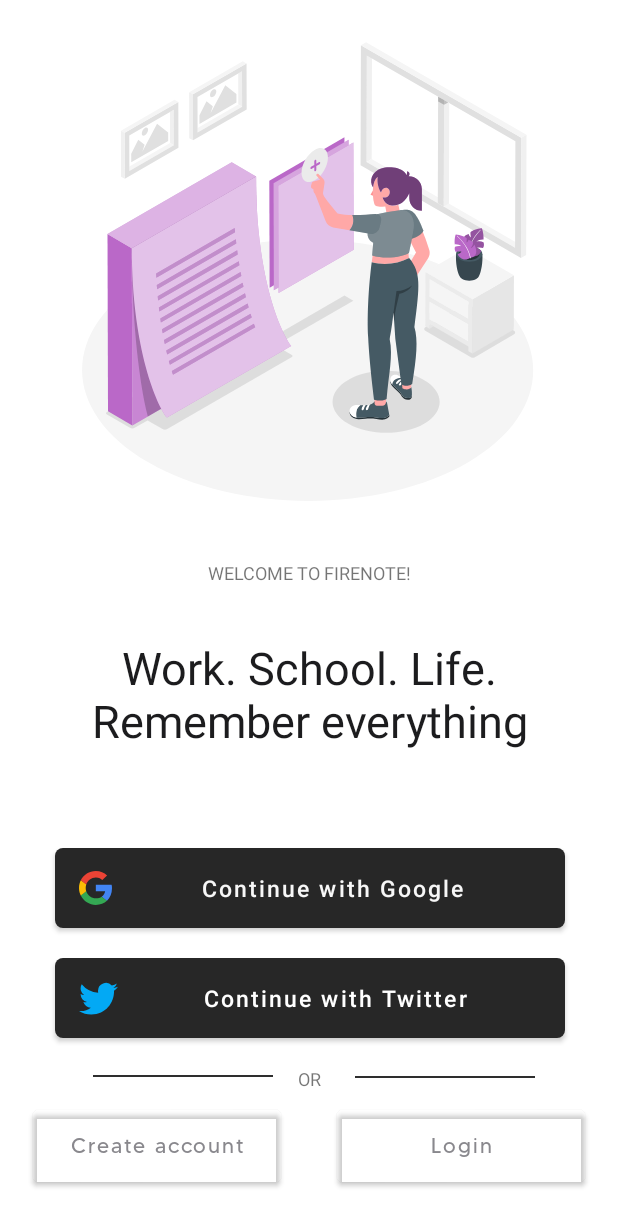
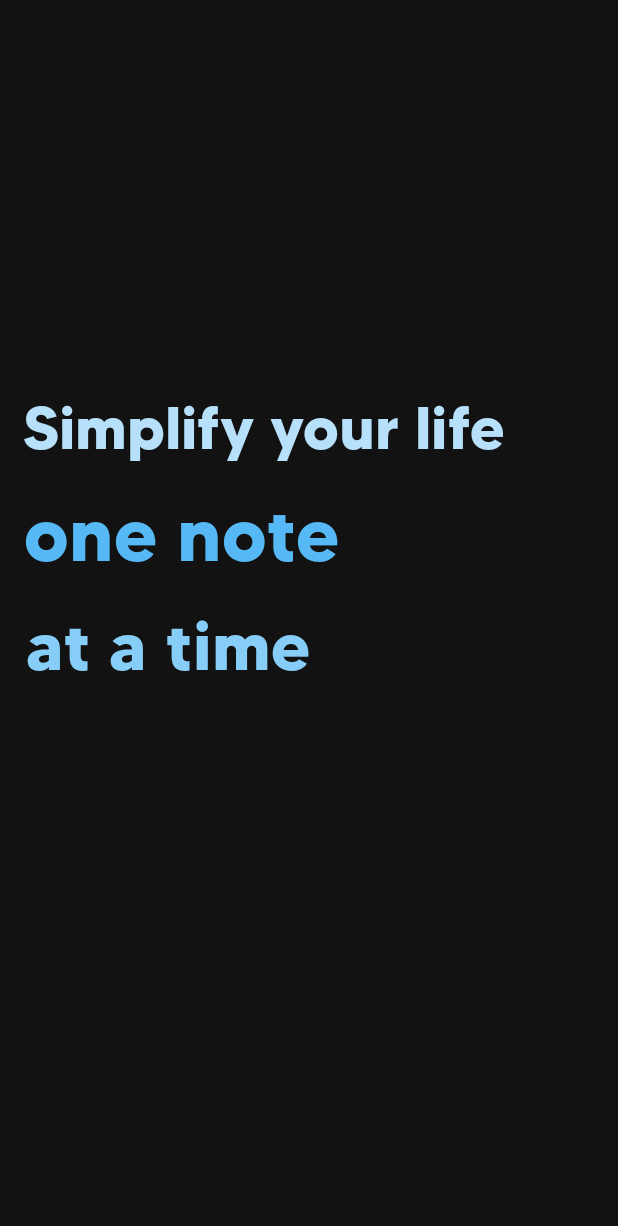
Before and after one commit to Archnightt/Firenote-v2, an Android app: the first screen one second after launch (LoginActivity before the commit, SplashActivity after it), on a phone screen of 412 x 824 dp. Shown: the top 1226 px of the screen. Run offline under Robolectric (Android 15) with nearby library versions, the phone set to English and light mode, and no system bars; our stand-ins replace Firebase (no records; nobody signed in at launch, a user with empty details on screens opened directly).

Commit message:
Added Splash Screen

```diff
--- a/app/src/main/AndroidManifest.xml
+++ b/app/src/main/AndroidManifest.xml
@@ -21,23 +21,26 @@
             android:exported="true">
         </activity>
 
-        <activity android:name="com.night.SkyNote.activities.LoginActivity"
+        <activity android:name="com.night.SkyNote.activities.SplashActivity"
             android:windowSoftInputMode="stateHidden"
             android:screenOrientation="portrait"
             android:exported="true">
-
             <intent-filter>
                 <action android:name="android.intent.action.MAIN" />
                 <category android:name="android.intent.category.LAUNCHER" />
             </intent-filter>
         </activity>
 
+        <activity android:name="com.night.SkyNote.activities.LoginActivity"
+            android:windowSoftInputMode="stateHidden"
+            android:screenOrientation="portrait"
+            android:exported="true">
+        </activity>
+
         <activity android:name="com.night.SkyNote.activities.NoteEditorActivity"
             android:windowSoftInputMode="stateHidden"
             android:screenOrientation="portrait"
-            android:exported="false" />
-
-
+            android:exported="true" />
 
         <activity android:name="com.night.SkyNote.activities.SettingsActivity"
             android:windowSoftInputMode="stateHidden"
--- a/app/src/main/java/com/night/SkyNote/activities/LoginActivity.java
+++ b/app/src/main/java/com/night/SkyNote/activities/LoginActivity.java
@@ -72,8 +72,11 @@ public class LoginActivity extends AppCompatActivity {
 
     // Google Sign-In
     private void signInWithGoogle() {
-        Intent signInIntent = mGoogleSignInClient.getSignInIntent();
-        googleSignInLauncher.launch(signInIntent);
+        FirebaseAuth.getInstance().signOut();
+        mGoogleSignInClient.signOut().addOnCompleteListener(this, task -> {
+            Intent signInIntent = mGoogleSignInClient.getSignInIntent();
+            googleSignInLauncher.launch(signInIntent);
+        });
     }
 
     private void handleGoogleSignInResult(Task<GoogleSignInAccount> completedTask) {
--- /dev/null
+++ b/app/src/main/java/com/night/SkyNote/activities/SplashActivity.java
@@ -0,0 +1,40 @@
+package com.night.SkyNote.activities;
+
+import android.content.Intent;
+import android.os.Handler;
+import android.os.Looper;
+import android.os.Bundle;
+import androidx.appcompat.app.AppCompatActivity;
+import com.google.firebase.auth.FirebaseAuth;
+import com.google.firebase.auth.FirebaseUser;
+import com.night.SkyNote.R;
+
+public class SplashActivity extends AppCompatActivity {
+
+    @Override
+    protected void onCreate(Bundle savedInstanceState) {
+        super.onCreate(savedInstanceState);
+        setContentView(R.layout.activity_splash);
+
+        // Add a delay of 2 seconds (2000ms) before navigating
+        new Handler(Looper.getMainLooper()).postDelayed(() -> {
+
+            // Check if the user is logged in
+            FirebaseAuth mAuth = FirebaseAuth.getInstance();
+            FirebaseUser currentUser = mAuth.getCurrentUser();
+
+            if (currentUser != null) {
+                // User is logged in, navigate to MainActivity
+                Intent intent = new Intent(this, MainActivity.class);
+                startActivity(intent);
+            } else {
+                // User is not logged in, navigate to LoginActivity
+                Intent intent = new Intent(this, LoginActivity.class);
+                startActivity(intent);
+            }
+
+            // Close SplashActivity
+            finish();
+        }, 1000);
+    }
+}
--- /dev/null
+++ b/app/src/main/res/layout/activity_splash.xml
@@ -0,0 +1,59 @@
+<?xml version="1.0" encoding="utf-8"?>
+<RelativeLayout xmlns:android="http://schemas.android.com/apk/res/android"
+    android:layout_width="match_parent"
+    android:layout_height="match_parent"
+    android:background="#121212">
+
+    <TextView
+        android:id="@+id/textView"
+        android:layout_width="390dp"
+        android:layout_height="wrap_content"
+        android:layout_alignParentStart="true"
+        android:layout_alignParentTop="true"
+        android:layout_alignParentEnd="true"
+        android:layout_marginStart="15dp"
+        android:layout_marginTop="260dp"
+        android:layout_marginEnd="6dp"
+        android:fontFamily="@font/tommy_bold"
+        android:text="Simplify your life"
+        android:textAlignment="textStart"
+        android:textColor="#b7e1fb"
+        android:textSize="40sp"
+        android:textStyle="bold" />
+
+    <TextView
+        android:id="@+id/textView2"
+        android:layout_width="371dp"
+        android:layout_height="wrap_content"
+        android:layout_below="@id/textView"
+        android:layout_alignParentStart="true"
+        android:layout_alignParentEnd="true"
+        android:layout_marginStart="16dp"
+        android:layout_marginTop="15dp"
+        android:layout_marginEnd="24dp"
+        android:fontFamily="@font/tommy_bold"
+        android:text="one note"
+        android:textAlignment="textStart"
+        android:textColor="#56b9f5"
+        android:textSize="50sp"
+        android:textStyle="bold" />
+
+    <TextView
+        android:id="@+id/textView3"
+        android:layout_width="388dp"
+        android:layout_height="wrap_content"
+        android:layout_below="@+id/textView2"
+        android:layout_alignParentStart="true"
+        android:layout_alignParentEnd="true"
+        android:layout_alignParentBottom="true"
+        android:layout_marginStart="17dp"
+        android:layout_marginTop="15dp"
+        android:layout_marginEnd="6dp"
+        android:layout_marginBottom="256dp"
+        android:fontFamily="@font/tommy_bold"
+        android:text="at a time"
+        android:textAlignment="textStart"
+        android:textColor="#86cdf8"
+        android:textSize="45sp"
+        android:textStyle="bold" />
+</RelativeLayout>
```
